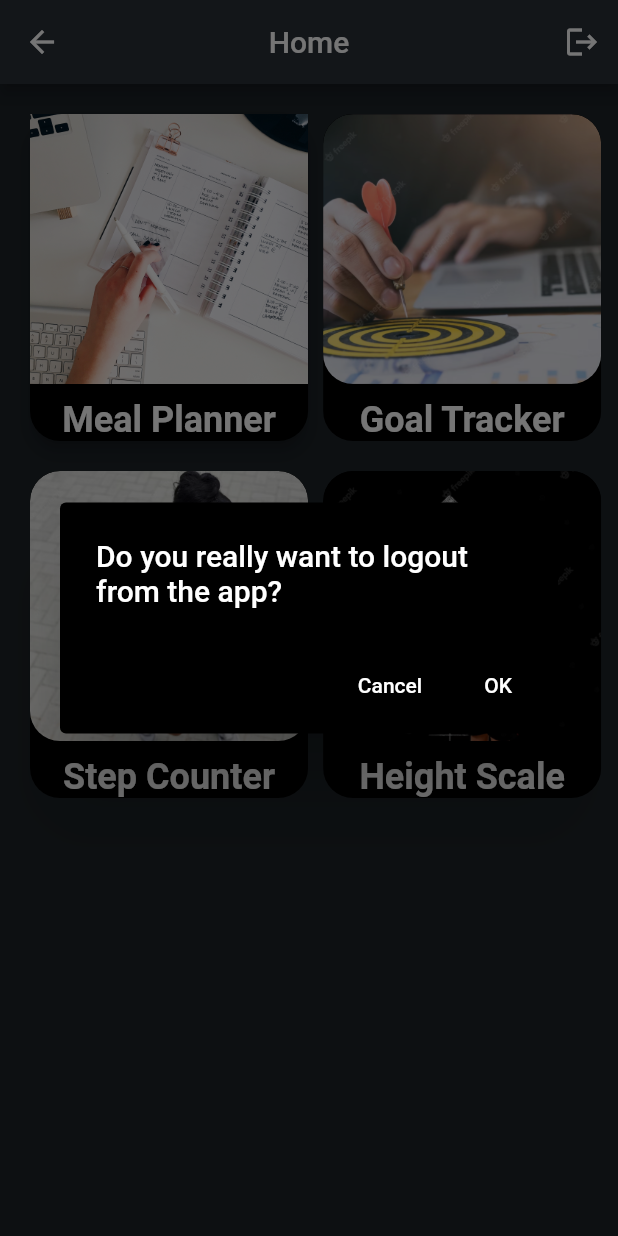
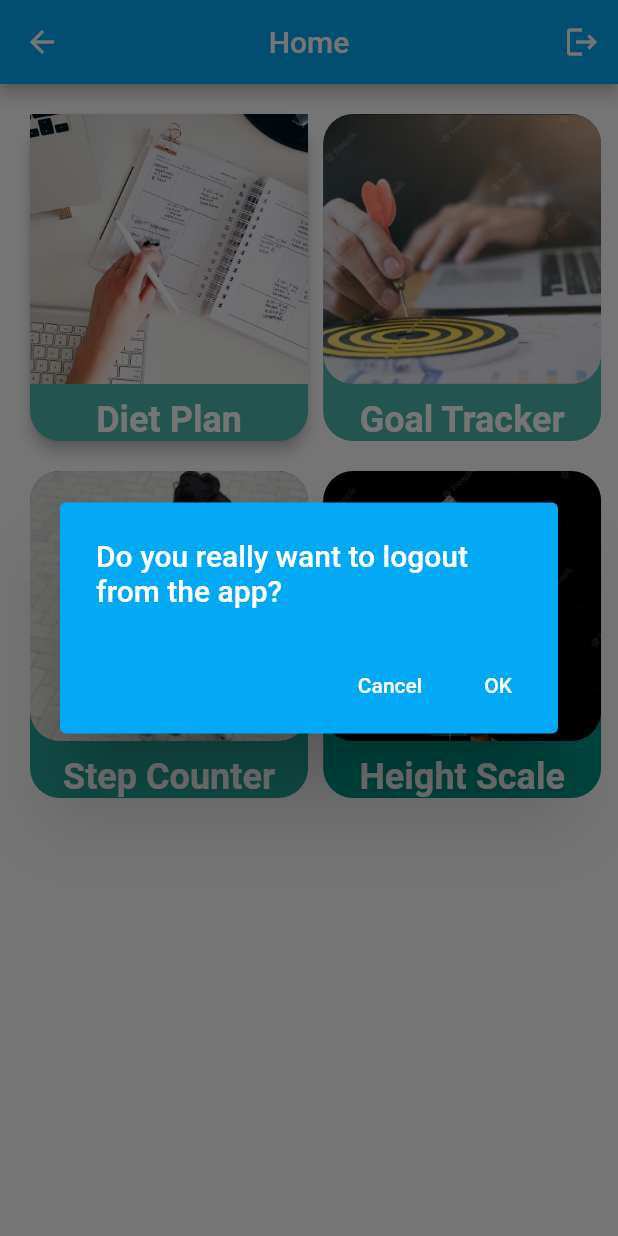
Before and after one commit to shahfarazz/fitnesspro, a Flutter app: the HomePage screen opened by its route, after a tap on the "logout" icon, on a phone screen of 412 x 824 dp. Run offline on Flutter 3.47's test engine with Material 2 defaults, Android fonts, the phone set to English and light mode, and no system bars; our stand-ins replace cloud_firestore, firebase_auth, firebase_core, fluttertoast, pedometer, permission_handler and 1 more; accounts and stored records are empty.

Commit message:
Renamed widget to Diet Plan

```diff
--- a/lib/Screens/HomePage.dart
+++ b/lib/Screens/HomePage.dart
@@ -1,6 +1,5 @@
 import 'package:flutter/material.dart';
 import 'package:shared_preferences/shared_preferences.dart';
-import '../Utils/colors.dart';
 
 class HomePage extends StatefulWidget {
   const HomePage({Key? key}) : super(key: key);
@@ -59,7 +58,7 @@ class _HomePageState extends State<HomePage> {
     );
     // set up the AlertDialog
     AlertDialog alert = AlertDialog(
-      backgroundColor: primaryColor,
+      backgroundColor: Colors.lightBlue,
       title: const Text(
         "Do you really want to logout from the app?",
         style: TextStyle(color: Colors.white),
@@ -82,11 +81,11 @@ class _HomePageState extends State<HomePage> {
   @override
   Widget build(BuildContext context) {
     return Scaffold(
-      backgroundColor: Color(0xFF1C2227),
+      backgroundColor: Colors.white,
       appBar: AppBar(
         centerTitle: true,
         title: const Text('Home'),
-        backgroundColor: Color(0xFF2A2F37),
+        backgroundColor: Colors.lightBlue,
         actions: [
           IconButton(icon: const Icon(Icons.logout), onPressed: _logout),
         ],
@@ -123,7 +122,7 @@ class _HomePageState extends State<HomePage> {
     return Padding(
       padding: const EdgeInsets.only(left: 20.0),
       child: Material(
-        color: primaryColor,
+        color: Colors.teal[300],
         elevation: 4,
         borderRadius: BorderRadius.circular(20),
         child: InkWell(
@@ -146,7 +145,7 @@ class _HomePageState extends State<HomePage> {
                 height: 10,
               ),
               const Text(
-                "Meal Planner",
+                "Diet Plan",
                 style: TextStyle(
                   fontSize: 24,
                   color: Colors.white,
@@ -166,7 +165,7 @@ class _HomePageState extends State<HomePage> {
       child: ClipRRect(
         borderRadius: BorderRadius.circular(20),
         child: Container(
-          color: Colors.black,
+          color: Colors.teal[300],
           child: Material(
             color: Colors.transparent,
             child: InkWell(
@@ -214,7 +213,7 @@ class _HomePageState extends State<HomePage> {
       child: ClipRRect(
         borderRadius: BorderRadius.circular(20),
         child: Container(
-          color: Colors.black,
+          color: Colors.teal[400],
           child: Material(
             color: Colors.transparent,
             child: InkWell(
@@ -258,7 +257,7 @@ class _HomePageState extends State<HomePage> {
         child: ClipRRect(
           borderRadius: BorderRadius.circular(20),
           child: Container(
-          color: Colors.black,
+            color: Colors.teal[500],
             child: Material(
               color: Colors.transparent,
               child: InkWell(
@@ -296,7 +295,6 @@ class _HomePageState extends State<HomePage> {
               ),
             ),
           ),
-      ),
-    );
+        ));
   }
 }
```
Lines whose indentation alone changed are shown as unchanged.
